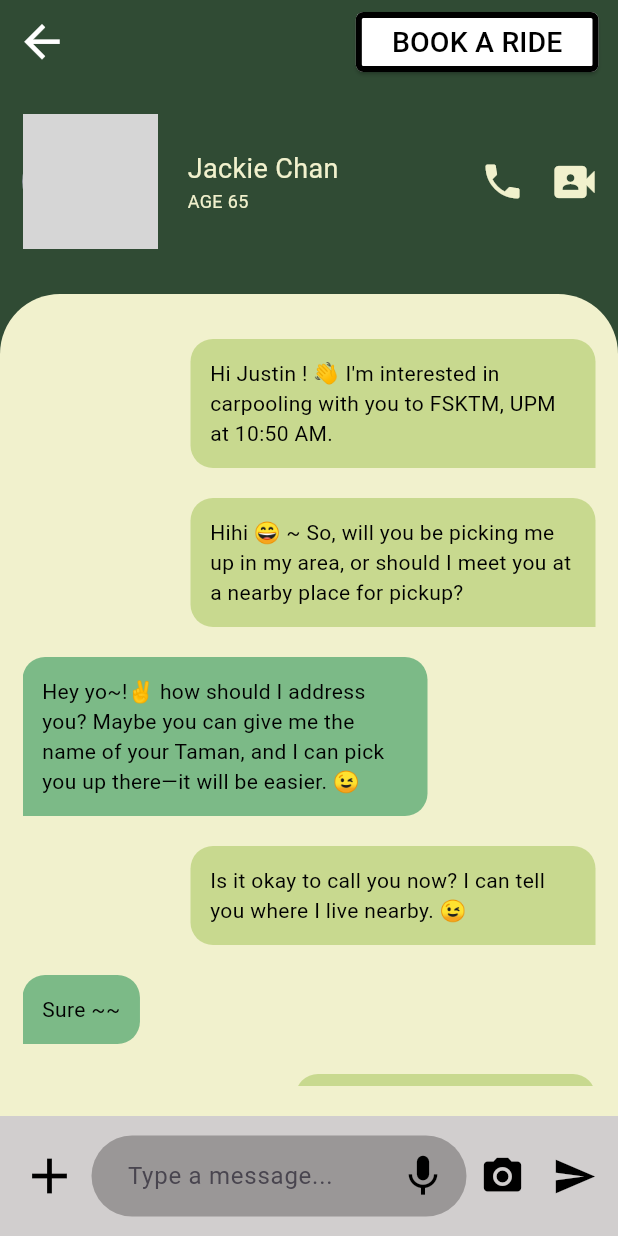
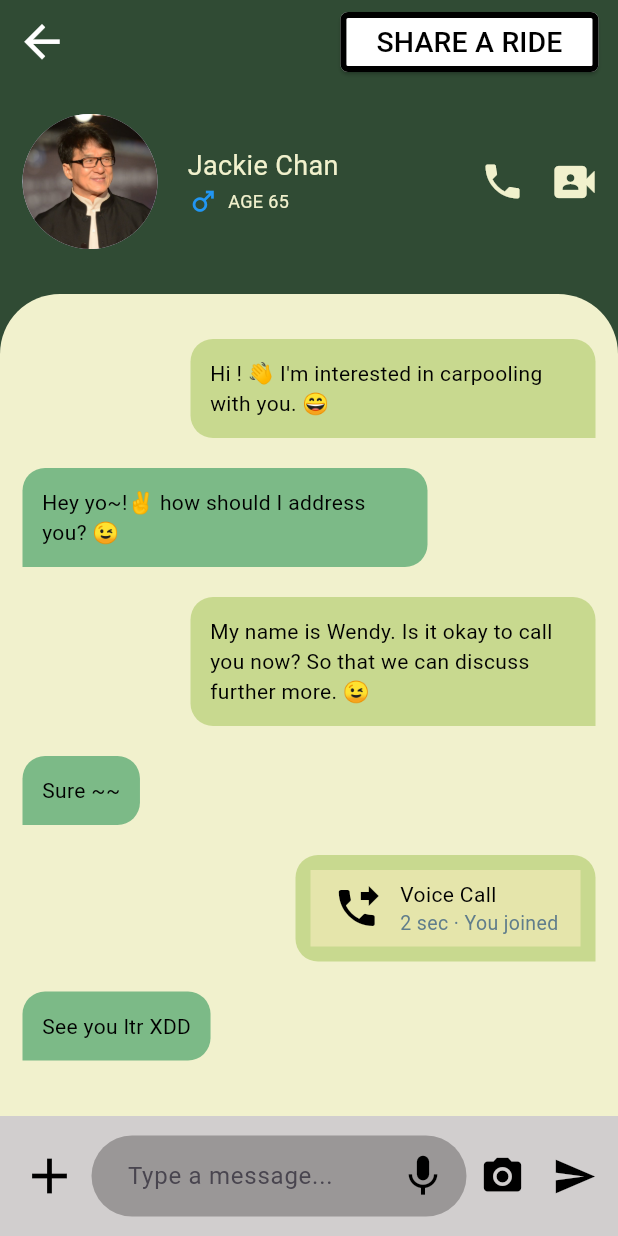
Before and after one commit to LJOEYING/hackathonx-Goat-, a Flutter app: the CarPooling screen opened directly, after a tap on "Driver", after a tap on "08:30", on a phone screen of 412 x 824 dp. Run offline on Flutter 3.47's test engine with Material 3 defaults, Android fonts, the light colour scheme and no system bars; our stand-ins replace curved_navigation_bar, google_fonts, image_picker; grey boxes are pictures that could not be loaded.

Commit message:
ef_carpool11

```diff
--- a/lib/pages/carpool/carpool.dart
+++ b/lib/pages/carpool/carpool.dart
@@ -176,20 +176,20 @@ class _CarPoolingState extends State<CarPooling> {
   List<Widget> driverPosts(BuildContext context) {
     return [
       carPoolList(context, 'Justin Bieber', '31', 'FSKTM, UPM', '17:00',
-          'RM2.00', '2', 'male', 'assets/propic_1.jpg'),
+          'RM2.00', '2', 'male', 'assets/propic_1.jpg', 'driver'),
       carPoolList(context, 'Ariana Grande', '27', 'IOI City Mall', '18:00',
-          'RM5.50', '4', 'female', 'assets/propic_2.png'),
+          'RM5.50', '4', 'female', 'assets/propic_2.png', 'driver'),
       carPoolList(context, 'Firdhaus Farmizi ', '23', 'Pavillion KL', '20:30',
-          'RM13.00', '3', 'male', 'assets/propic_3.jpg'),
+          'RM13.00', '3', 'male', 'assets/propic_3.jpg', 'driver'),
     ];
   }
 
   List<Widget> passengerPosts(BuildContext context) {
     return [
       carPoolList(context, 'Jackie Chan', '65', 'Cheras Traders Square',
-          '08:30', 'RM5.00', '1', 'male', 'assets/propic_4.jpg'),
+          '08:30', 'RM5.00', '1', 'male', 'assets/propic_4.jpg', 'passenger'),
       carPoolList(context, 'Pham Hanni', '20', 'Mid Valley Megamall', '14:45',
-          'RM7.50', '2', 'female', 'assets/propic_5.jpg'),
+          'RM7.50', '2', 'female', 'assets/propic_5.jpg', 'passenger'),
     ];
   }
 
@@ -203,6 +203,7 @@ class _CarPoolingState extends State<CarPooling> {
     String person,
     String gender,
     String imageUrl,
+    String userType
   ) {
     int totalPerson = 4;
 
@@ -216,6 +217,7 @@ class _CarPoolingState extends State<CarPooling> {
               age: age,
               gender: gender,
               imageUrl: imageUrl,
+              userType: userType
             ),
           ),
         );
--- a/lib/pages/carpool/carpool_chat.dart
+++ b/lib/pages/carpool/carpool_chat.dart
@@ -5,8 +5,15 @@ class ChatScreen extends StatefulWidget {
   final String age;
   final String gender;
   final String imageUrl;
+  final String userType;
 
-  const ChatScreen({super.key, required this.name, required this.age, required this.gender, required this.imageUrl});
+  const ChatScreen(
+      {super.key,
+      required this.name,
+      required this.age,
+      required this.gender,
+      required this.imageUrl,
+      required this.userType});
 
   @override
   _ChatScreenState createState() => _ChatScreenState();
@@ -16,23 +23,16 @@ class _ChatScreenState extends State<ChatScreen> {
   final TextEditingController _controller = TextEditingController();
   List<ChatMessage> _messages = [
     ChatMessage(
-      message:
-          "Hi Justin ! 👋 I'm interested in carpooling with you to FSKTM, UPM at 10:50 AM.",
+      message: "Hi ! 👋 I'm interested in carpooling with you. 😄",
       isSentByMe: true,
     ),
     ChatMessage(
-      message:
-          "Hihi 😄 ~ So, will you be picking me up in my area, or should I meet you at a nearby place for pickup?",
-      isSentByMe: true,
-    ),
-    ChatMessage(
-      message:
-          "Hey yo~!✌️ how should I address you? Maybe you can give me the name of your Taman, and I can pick you up there—it will be easier. 😉",
+      message: "Hey yo~!✌️ how should I address you? 😉",
       isSentByMe: false,
     ),
     ChatMessage(
       message:
-          "Is it okay to call you now? I can tell you where I live nearby. 😉",
+          "My name is Wendy. Is it okay to call you now? So that we can discuss further more. 😉",
       isSentByMe: true,
     ),
     ChatMessage(
@@ -75,6 +75,7 @@ class _ChatScreenState extends State<ChatScreen> {
           },
         ),
         actions: [
+
           Padding(
             padding: const EdgeInsets.only(right: 13.0),
             child: ElevatedButton(
@@ -90,7 +91,7 @@ class _ChatScreenState extends State<ChatScreen> {
                 ),
               ),
                 child: Text(
-                'BOOK A RIDE',
+        widget.userType == 'driver' ? 'BOOK A RIDE' : 'SHARE A RIDE', // Conditional text
         style: TextStyle(
           color: Colors.black,
           fontSize: 19.0,
@@ -113,7 +114,7 @@ class _ChatScreenState extends State<ChatScreen> {
               children: [
                 CircleAvatar(
                   radius: 45.0,
-                  backgroundImage: AssetImage('assets/profile_picture.jpg'),
+                  backgroundImage: AssetImage(widget.imageUrl),
                 ),
                 SizedBox(width: 20),
                 Column(
@@ -126,12 +127,24 @@ class _ChatScreenState extends State<ChatScreen> {
                         color: Color.fromRGBO(241, 241, 205, 1),
                       ),
                     ),
+                    Row(
+                      children: [
+                        Icon(
+                          widget.gender == 'male' ? Icons.male : Icons.female,
+                          color: widget.gender == 'male'
+                              ? Colors.blue
+                              : Colors.pink,
+                          size: 21,
+                        ),
+                        const SizedBox(width: 6),
                         Text(
                           'AGE ${widget.age}',
                           style: TextStyle(
                             fontSize: 12,
                             color: Color.fromRGBO(241, 241, 205, 1),
                           ),
+                        ),
+                      ],
                     ),
                   ],
                 ),
```
Lines whose indentation alone changed are shown as unchanged.
